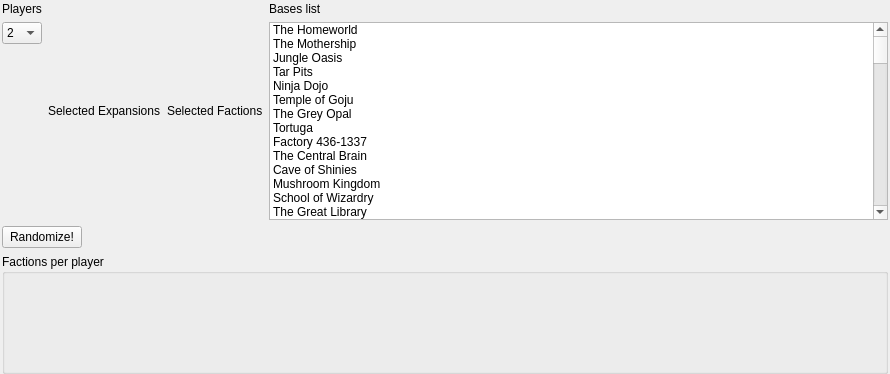
The window that mainwindow.ui (yvvan/SmashUpRaceSelection) describes before a commit, drawn with Qt 5.
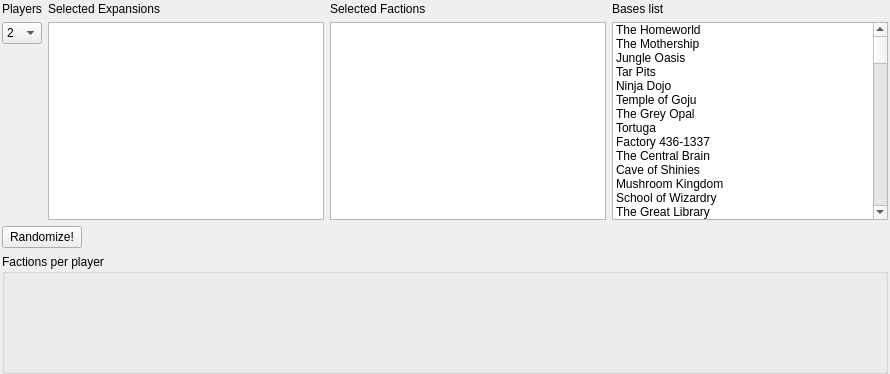
The same window after the commit.

Patch:
```diff
--- a/mainwindow.ui
+++ b/mainwindow.ui
@@ -101,6 +101,9 @@
           </property>
          </widget>
         </item>
+        <item>
+         <widget class="QListWidget" name="expansionsList"/>
+        </item>
        </layout>
       </item>
       <item>
@@ -112,6 +115,9 @@
           </property>
          </widget>
         </item>
+        <item>
+         <widget class="QListWidget" name="factionsList"/>
+        </item>
        </layout>
       </item>
       <item>
```
